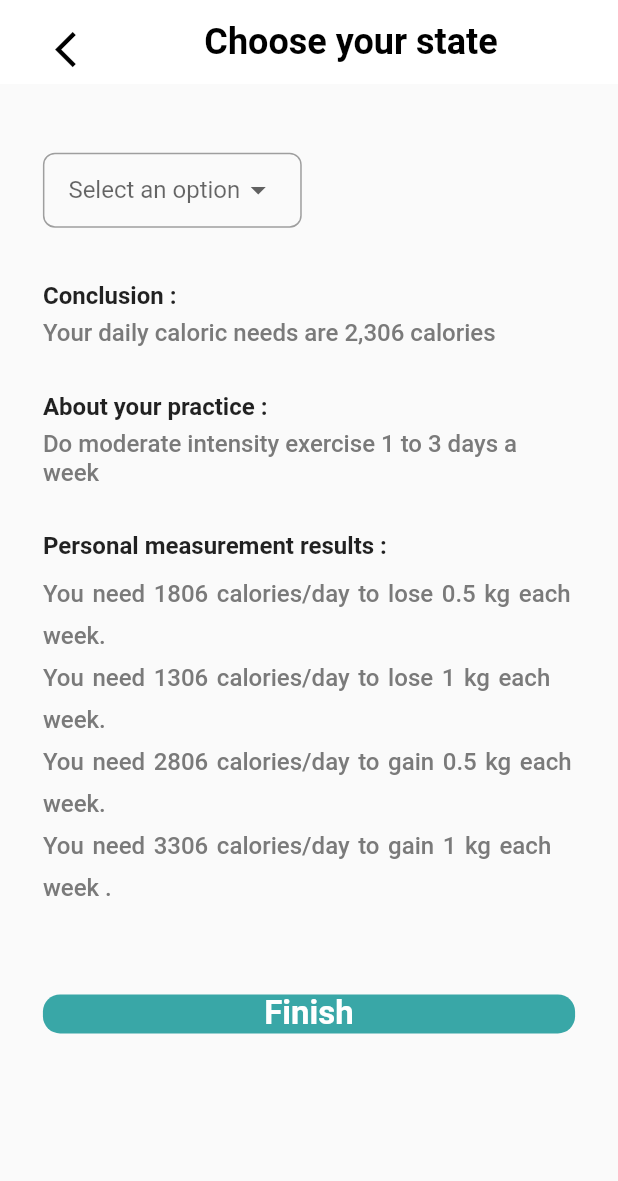
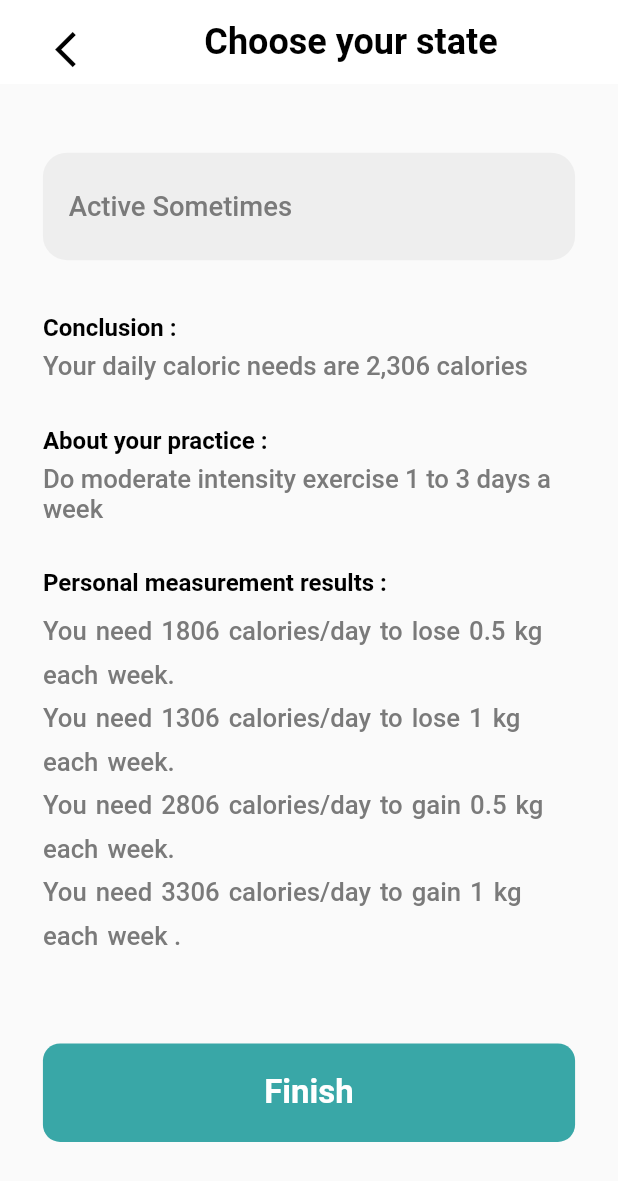
Before and after one commit to Euphoria-Team-Nutri-Mind-App-Website/NutriMind_Flutter, a Flutter app: the PatientChooseYourStateScreen1 screen opened by its route, after a tap on "Calculate", on a phone screen of 412 x 824 dp. Shown: the top 1181 px of the screen. Run offline on Flutter 3.47's test engine with Material 2 defaults, Android fonts, the light colour scheme and no system bars; our stand-ins replace animated_splash_screen, bloc, card_swiper, dropdown_button2, flutter_bloc, flutter_rating_bar and 5 more; missing offline and left inert: custom_clippers, flutter_verification_code; accounts and stored records are empty; Roboto replaces fonts that are missing (Poppins).

Commit message:
UI updates 2

```diff
--- a/lib/modules/blocs/auth_cubit/auth_cubit.dart
+++ b/lib/modules/blocs/auth_cubit/auth_cubit.dart
@@ -4,7 +4,6 @@ import 'package:flutter/cupertino.dart';
 import 'package:http/http.dart';
 import 'package:http/http.dart' as http;
 import 'package:nutri_mind_application/core/network/local_network.dart';
-
 import '../../../shared/Constants/constants.dart';
 part 'auth_state.dart';
 
@@ -32,7 +31,6 @@ class AuthCubit extends Cubit<AuthState> {
             'gender': gender,
             'password': password,
             'password_confirmation': password_confirmation,
-
           });
       var responseBody = jsonDecode(response.body);
       print(responseBody);
--- a/lib/modules/ui/Patient_screens/patient_auth_screens/patient_sign_up_screen.dart
+++ b/lib/modules/ui/Patient_screens/patient_auth_screens/patient_sign_up_screen.dart
@@ -488,7 +488,7 @@ class _PatientSignUpScreenState extends State<PatientSignUpScreen> {
                       http.StreamedResponse response = await request.send();
 
                       if (response.statusCode == 200) {
-                        Navigator.pushNamed(context, 'PatientNavBarScreen');
+                        Navigator.pushNamed(context, 'PatientSetTallScreen');
                       } else {
                         showDialog(
                             context: context,
@@ -502,7 +502,6 @@ class _PatientSignUpScreenState extends State<PatientSignUpScreen> {
                             ));
                         print(response.reasonPhrase);
                       }
-
                       // if (formKey.currentState!.validate()==true) {
                       //   BlocProvider.of<AuthCubit>(context).patientRegister(
                       //     name: nameController.text,
--- a/lib/modules/ui/Patient_screens/patient_home_screen/patient_nav_bar.dart
+++ b/lib/modules/ui/Patient_screens/patient_home_screen/patient_nav_bar.dart
@@ -15,8 +15,8 @@ class PatientNavBarScreen extends StatefulWidget {
 }
 
 class PatientNavBarScreenState extends State<PatientNavBarScreen> {
-  int _currentIndex = 0;
-  bool click = true;
+  int _currentIndex = 0 ;
+  bool click = true ;
 
   List<Widget> widgetList = [
     const PatientHomeServicesScreen(),
--- a/lib/modules/ui/Patient_screens/patient_password_screens/patient_forget_password_screen.dart
+++ b/lib/modules/ui/Patient_screens/patient_password_screens/patient_forget_password_screen.dart
@@ -62,7 +62,7 @@ class PatientForgetPassword extends StatelessWidget {
         ),
       bottomNavigationBar: BottomAppBar(
         height: 40.h,
-          color: MyColors.white,
+          // color: MyColors.white,
           elevation: 0.sp,
           child: const MyTextGroup(
               staticText: "Remember Password?",
--- a/lib/modules/ui/Patient_screens/patient_set_tall_weight_state_screens/patient_choose_your_state_screen_1.dart
+++ b/lib/modules/ui/Patient_screens/patient_set_tall_weight_state_screens/patient_choose_your_state_screen_1.dart
@@ -15,30 +15,24 @@ class TextDropDown extends StatelessWidget {
   Widget build(BuildContext context) {
     return Row(
       children: [
-        Text(title1,
-            style: AppTextStyle()
-                .greyText
-                .copyWith(color: MyColors.darkBlue,fontSize:15.sp)),
+        Text(title1, style: AppTextStyle().greyText.copyWith(color: MyColors.darkBlue,fontSize:15.sp)),
         SizedBox(width: 5.w),
-        Text(title2,
-            style: AppTextStyle()
-                .greyText.copyWith(fontSize: 10.sp)
+        Text(title2, style: AppTextStyle().greyText.copyWith(fontSize: 10.sp)
         ),
       ],
     );
   }
 }
 
+//**************************************************************************************
+
 class PatientChooseYourStateScreen1 extends StatefulWidget {
   const PatientChooseYourStateScreen1({Key? key}) : super(key: key);
 
   @override
-  State<PatientChooseYourStateScreen1> createState() =>
-      _PatientChooseYourStateScreen1State();
+  State<PatientChooseYourStateScreen1> createState() => _PatientChooseYourStateScreen1State();
 }
-
-class _PatientChooseYourStateScreen1State
-    extends State<PatientChooseYourStateScreen1> {
+class _PatientChooseYourStateScreen1State extends State<PatientChooseYourStateScreen1> {
 
   final List<Widget> items = const [
     TextDropDown( title1: 'idle', title2: '( NO or Low practice )'),
@@ -46,7 +40,8 @@ class _PatientChooseYourStateScreen1State
     TextDropDown( title1: 'Active sometimes', title2: '( from 3-5 day weekly practice )'),
     TextDropDown( title1: 'Very active', title2: '( from 6-7 day weekly practice )'),
   ];
-  String? selectedValue;
+  Widget selectedValue = Row(children: [Text('Choose', style: AppTextStyle().greyText.copyWith(fontSize: 16.sp))],);
+  Widget? selectedItem;
 
   @override
   Widget build(BuildContext context) {
@@ -63,25 +58,14 @@ class _PatientChooseYourStateScreen1State
           ],
         ),
       ),
-      body: SingleChildScrollView(
-        child: Padding(
+      body: Padding(
           padding: EdgeInsets.symmetric(horizontal: 25.sp, vertical: 60.sp),
           child: Column(
             children: [
               DropdownButtonHideUnderline(
                 child: DropdownButton2<Widget>(
                   isExpanded: true,
-                  hint: Row(
-                    children: [
-                      Expanded(
-                        child: Text(
-                          '$selectedValue',
-                          style:
-                          AppTextStyle().greyText.copyWith(fontSize: 16.sp),
-                        ),
-                      ),
-                    ],
-                  ),
+                  hint :selectedValue,
                   items: items.map((Widget item) => DropdownMenuItem<Widget>(
                     value: item,
                     child: Column(
@@ -92,9 +76,9 @@ class _PatientChooseYourStateScreen1State
                     ),
                   )).toList(),
                   onChanged: (Widget? value) {
-                    setState(() {
-                      selectedValue = value?.toString();
-                    });
+                    // setState(() {
+                    //   // selectedValue = value?.toString();
+                    // });
                   },
                   buttonStyleData: ButtonStyleData(
                     height: 60.h,
@@ -129,22 +113,17 @@ class _PatientChooseYourStateScreen1State
                   // ),
                 ),
               ),
-              const SizedBox(height: 20.0),
-              Text(
-                'Selected Value: $selectedValue',
-                style: const TextStyle(fontSize: 16.0),
-              ),
-              const SizedBox(height: 20.0),
-               MyBlueButton(
+               const Expanded(child: SizedBox()),
+              MyBlueButton(
                 width:double.infinity,
                 height: 55.h,
                 text: 'Calculate',
                 page: 'PatientChooseYourStateScreen2',
-              )
+              ),
+              SizedBox(height: 40.h,)
             ],
           ),
         ),
-      ),
     );
   }
 }
--- a/lib/modules/ui/Patient_screens/patient_set_tall_weight_state_screens/patient_choose_your_state_screen_2.dart
+++ b/lib/modules/ui/Patient_screens/patient_set_tall_weight_state_screens/patient_choose_your_state_screen_2.dart
@@ -1,12 +1,9 @@
-import 'package:flutter/cupertino.dart';
 import 'package:flutter/material.dart';
 import 'package:flutter_screenutil/flutter_screenutil.dart';
-
 import '../../../../shared/Constants/colors.dart';
 import '../../../../shared/Constants/text_theme.dart';
 import '../../../../shared/widgets/default_items.dart';
-import '../../../../shared/widgets/patient_choose_state_widget.dart';
-import '../../../../shared/widgets/screens_widgets.dart';
+
 
 class PatientChooseYourStateScreen2 extends StatefulWidget {
   const PatientChooseYourStateScreen2 ({super.key});
@@ -39,81 +36,65 @@ class _PatientChooseYourStateScreen2State extends State<PatientChooseYourStateSc
           child: Column(
             crossAxisAlignment: CrossAxisAlignment.start,
             children: [
-              CustomDropdownButton<String>(
-                items: ['Option 1', 'Option 2', 'Option 3'],
-                value: selectedValue,
-                hintText: 'Select an option',
-                onChanged: (value) {
-                  setState(() {
-                    selectedValue = value;
-                  });
-                },
-              ),
+              Container(
+                  height: 60.h,
+                  width: double.infinity,
+                  padding: EdgeInsets.symmetric(horizontal: 15.sp),
+                  decoration: BoxDecoration(
+                    borderRadius: BorderRadius.circular(14.r),
+                    color: MyColors.lightGrey,
+                  ),
+                child:Row(
+                  mainAxisAlignment: MainAxisAlignment.start,
+                  crossAxisAlignment: CrossAxisAlignment.center,
+                  children: [
+                    Text('Active Sometimes', style: AppTextStyle().greyText.copyWith(fontSize: 16.sp)),
+                  ],
+                ),
+                ),
               SizedBox(height: 30.h,),
               Text(
                 "Conclusion :",
-                style: TextStyle(
-                    fontWeight: FontWeight.w600,
-                    fontSize: 14.sp,
-                    fontFamily: 'Poppins'),
+                style:AppTextStyle().textInAppBar.copyWith(fontSize: 14.sp)
               ),
               SizedBox(
                 height: 5.h,
               ),
               Text(
                 "Your daily caloric needs are 2,306 calories",
-                style: TextStyle(
-                    fontFamily: "Poppins",
-                    color: MyColors.grey,
-                    fontWeight: FontWeight.w500,
-                    fontSize: 14.sp),
+                style: AppTextStyle().greyText.copyWith(fontSize: 15.sp)
               ),
               SizedBox(
                 height: 25.h,
               ),
               Text(
                 "About your practice :",
-                style: TextStyle(
-                    fontWeight: FontWeight.w600,
-                    fontSize: 14.sp,
-                    fontFamily: 'Poppins'),
+                  style:AppTextStyle().textInAppBar.copyWith(fontSize: 14.sp)
               ),
               SizedBox(
                 height: 5.h,
               ),
               Text(
                 "Do moderate intensity exercise 1 to 3 days a week",
-                style: TextStyle(
-                    fontFamily: "Poppins",
-                    color: MyColors.grey,
-                    fontWeight: FontWeight.w500,
-                    fontSize: 14.sp),
+                style: AppTextStyle().greyText.copyWith(fontSize: 15.sp)
               ),
               SizedBox(
                 height: 25.h,
               ),
               Text(
                 "Personal measurement results :",
-                style: TextStyle(
-                    fontWeight: FontWeight.w600,
-                    fontSize: 14.sp,
-                    fontFamily: 'Poppins'),
-              ),
+                style:AppTextStyle().textInAppBar.copyWith(fontSize: 14.sp),),
               SizedBox(
                 height: 5.h,
               ),
               Text(
                 "You need 1806 calories/day to lose 0.5 kg each week.\nYou need 1306 calories/day to lose 1 kg each week.\nYou need 2806 calories/day to gain 0.5 kg each week.\nYou need 3306 calories/day to gain 1 kg each week .",
-                style: TextStyle(
-                  wordSpacing: 1.5.sp,
-                    height: 1.5.sp,
-                    fontFamily: "Poppins",
-                    color: MyColors.grey,
-                    fontWeight: FontWeight.w500,
-                    fontSize: 14.sp),
+                style: AppTextStyle().greyText.copyWith(height: 1.5.sp,wordSpacing: 1.5.sp,fontSize: 15.sp)
               ),
               SizedBox(height: 50.h,),
-              const MyBlueButton(
+              MyBlueButton(
+                width: double.infinity,
+                height: 55.h,
                 text: 'Finish',
                 page: 'PatientNavBarScreen',
               )
--- a/lib/shared/widgets/patient_tall_weight_screens_widgets.dart
+++ b/lib/shared/widgets/patient_tall_weight_screens_widgets.dart
@@ -29,12 +29,12 @@ class _TallComponentsState extends State<TallComponents> {
           },
           showTicks: true,
           showLabels: true,
-          interval: 10.0,
+          interval: 10,
           activeColor: MyColors.darkBlue,
           inactiveColor: MyColors.grey,
         ),
         SizedBox(
-          height: 70.h,
+          height: 90.h,
         ),
         Center(
           child: Container(
```
Also changed, not shown: lib/modules/ui/Patient_screens/patient_home_screen/patient_home_services.dart (+17 -17 lines), lib/modules/ui/Patient_screens/patient_library_screen/patient_library_screen.dart (+3 -5 lines), lib/modules/ui/Patient_screens/patient_set_tall_weight_state_screens/patient_set_tall.dart (+6 -10 lines), lib/modules/ui/Patient_screens/patient_set_tall_weight_state_screens/patient_set_weight.dart (+4 -8 lines). Lines whose indentation alone changed are shown as unchanged.
